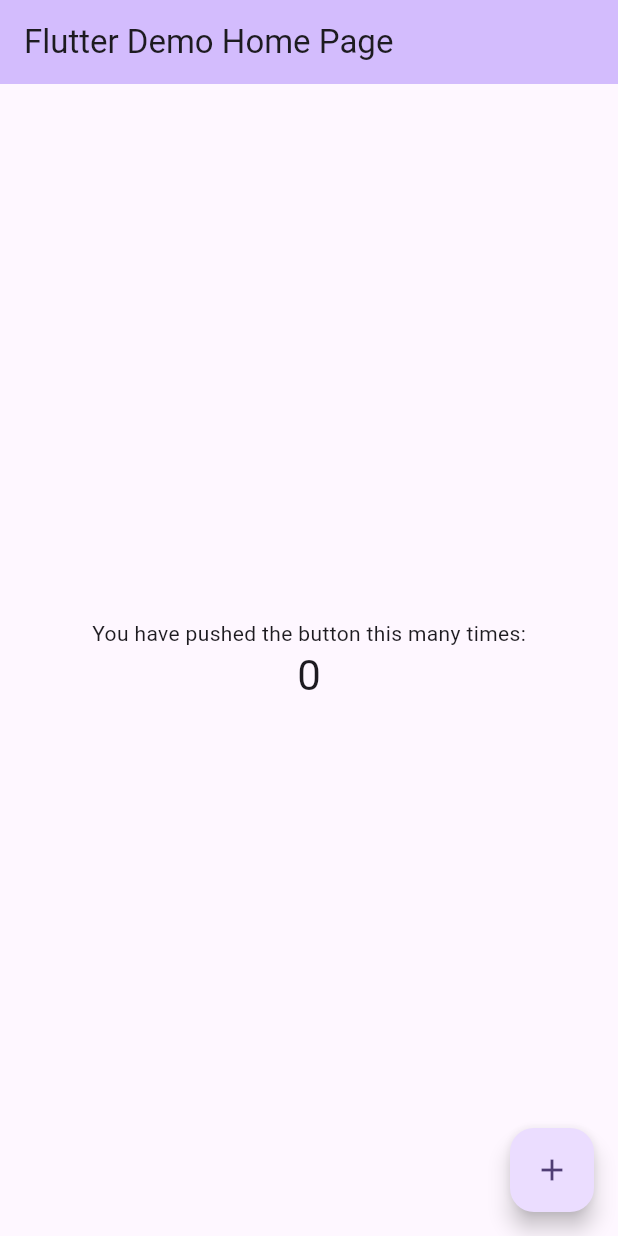
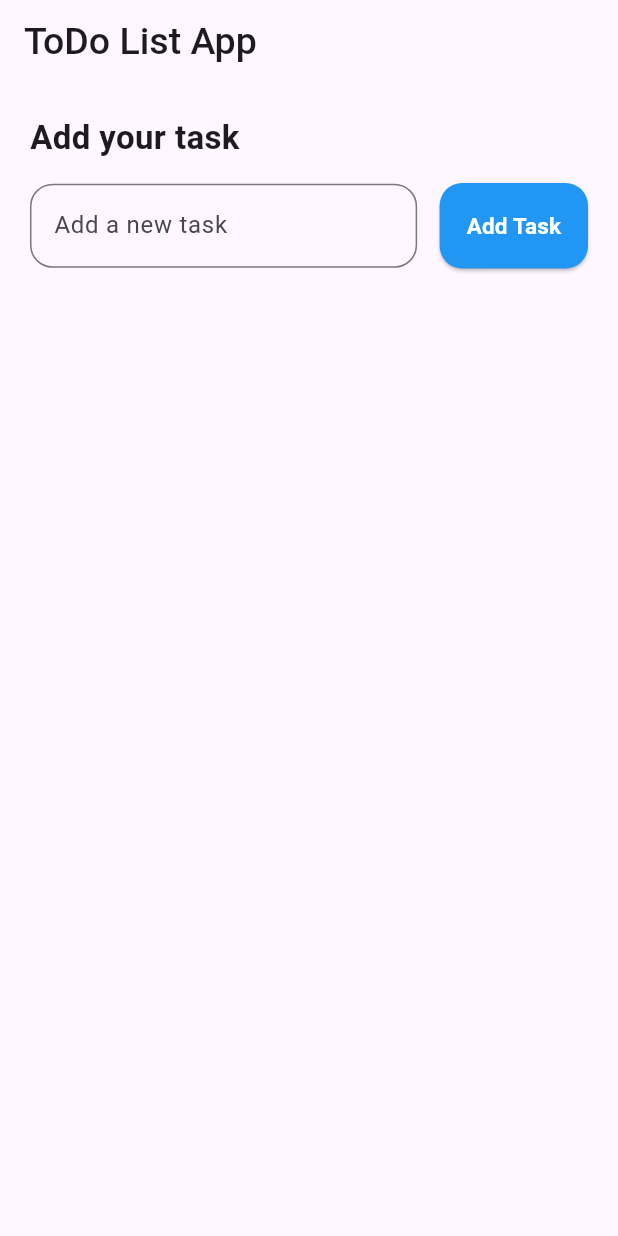
Before and after one commit to akashsehdev/to_do__list_app, a Flutter app: the screen it shows after launch, on a phone screen of 412 x 824 dp. Run offline on Flutter 3.47's test engine with Material 3 defaults, Android fonts, the phone set to English and light mode, and no system bars; our stand-ins replace get.

Commit message:
Task completed successfully

```diff
--- a/to_do_list_app/lib/main.dart
+++ b/to_do_list_app/lib/main.dart
@@ -1,4 +1,6 @@
 import 'package:flutter/material.dart';
+import 'package:get/get.dart';
+import 'package:to_do_list_app/view/to_do_screen.dart';
 
 void main() {
   runApp(const MyApp());
@@ -10,116 +12,14 @@ class MyApp extends StatelessWidget {
   // This widget is the root of your application.
   @override
   Widget build(BuildContext context) {
-    return MaterialApp(
+    return GetMaterialApp(
+      debugShowCheckedModeBanner: false,
       title: 'Flutter Demo',
       theme: ThemeData(
-        // This is the theme of your application.
-        //
-        // TRY THIS: Try running your application with "flutter run". You'll see
-        // the application has a purple toolbar. Then, without quitting the app,
-        // try changing the seedColor in the colorScheme below to Colors.green
-        // and then invoke "hot reload" (save your changes or press the "hot
-        // reload" button in a Flutter-supported IDE, or press "r" if you used
-        // the command line to start the app).
-        //
-        // Notice that the counter didn't reset back to zero; the application
-        // state is not lost during the reload. To reset the state, use hot
-        // restart instead.
-        //
-        // This works for code too, not just values: Most code changes can be
-        // tested with just a hot reload.
         colorScheme: ColorScheme.fromSeed(seedColor: Colors.deepPurple),
         useMaterial3: true,
       ),
-      home: const MyHomePage(title: 'Flutter Demo Home Page'),
+      home: const ToDoScreen(),
     );
   }
 }
-
-class MyHomePage extends StatefulWidget {
-  const MyHomePage({super.key, required this.title});
-
-  // This widget is the home page of your application. It is stateful, meaning
-  // that it has a State object (defined below) that contains fields that affect
-  // how it looks.
-
-  // This class is the configuration for the state. It holds the values (in this
-  // case the title) provided by the parent (in this case the App widget) and
-  // used by the build method of the State. Fields in a Widget subclass are
-  // always marked "final".
-
-  final String title;
-
-  @override
-  State<MyHomePage> createState() => _MyHomePageState();
-}
-
-class _MyHomePageState extends State<MyHomePage> {
-  int _counter = 0;
-
-  void _incrementCounter() {
-    setState(() {
-      // This call to setState tells the Flutter framework that something has
-      // changed in this State, which causes it to rerun the build method below
-      // so that the display can reflect the updated values. If we changed
-      // _counter without calling setState(), then the build method would not be
-      // called again, and so nothing would appear to happen.
-      _counter++;
-    });
-  }
-
-  @override
-  Widget build(BuildContext context) {
-    // This method is rerun every time setState is called, for instance as done
-    // by the _incrementCounter method above.
-    //
-    // The Flutter framework has been optimized to make rerunning build methods
-    // fast, so that you can just rebuild anything that needs updating rather
-    // than having to individually change instances of widgets.
-    return Scaffold(
-      appBar: AppBar(
-        // TRY THIS: Try changing the color here to a specific color (to
-        // Colors.amber, perhaps?) and trigger a hot reload to see the AppBar
-        // change color while the other colors stay the same.
-        backgroundColor: Theme.of(context).colorScheme.inversePrimary,
-        // Here we take the value from the MyHomePage object that was created by
-        // the App.build method, and use it to set our appbar title.
-        title: Text(widget.title),
-      ),
-      body: Center(
-        // Center is a layout widget. It takes a single child and positions it
-        // in the middle of the parent.
-        child: Column(
-          // Column is also a layout widget. It takes a list of children and
-          // arranges them vertically. By default, it sizes itself to fit its
-          // children horizontally, and tries to be as tall as its parent.
-          //
-          // Column has various properties to control how it sizes itself and
-          // how it positions its children. Here we use mainAxisAlignment to
-          // center the children vertically; the main axis here is the vertical
-          // axis because Columns are vertical (the cross axis would be
-          // horizontal).
-          //
-          // TRY THIS: Invoke "debug painting" (choose the "Toggle Debug Paint"
-          // action in the IDE, or press "p" in the console), to see the
-          // wireframe for each widget.
-          mainAxisAlignment: MainAxisAlignment.center,
-          children: <Widget>[
-            const Text(
-              'You have pushed the button this many times:',
-            ),
-            Text(
-              '$_counter',
-              style: Theme.of(context).textTheme.headlineMedium,
-            ),
-          ],
-        ),
-      ),
-      floatingActionButton: FloatingActionButton(
-        onPressed: _incrementCounter,
-        tooltip: 'Increment',
-        child: const Icon(Icons.add),
-      ), // This trailing comma makes auto-formatting nicer for build methods.
-    );
-  }
-}
--- /dev/null
+++ b/to_do_list_app/lib/model/to_do_model.dart
@@ -0,0 +1,9 @@
+class ToDoItem {
+  String title;
+  bool isCompleted;
+
+  ToDoItem({
+    required this.title,
+    this.isCompleted = false,
+  });
+}
--- /dev/null
+++ b/to_do_list_app/lib/view/to_do_screen.dart
@@ -0,0 +1,123 @@
+import 'package:flutter/material.dart';
+import 'package:to_do_list_app/viewmodel/to_do_controller.dart';
+import 'package:get/get.dart';
+
+import '../widgets/text_widget.dart';
+
+class ToDoScreen extends StatefulWidget {
+  const ToDoScreen({super.key});
+
+  @override
+  State<ToDoScreen> createState() => _ToDoScreenState();
+}
+
+class _ToDoScreenState extends State<ToDoScreen> {
+  final ToDoController controller = Get.put(ToDoController());
+
+  @override
+  Widget build(BuildContext context) {
+    return Scaffold(
+        appBar: AppBar(
+            title: const TextWidget(
+          title: "ToDo List App",
+          fSize: 25,
+          fWeight: FontWeight.w500,
+        )),
+        body: Padding(
+          padding: const EdgeInsets.all(20),
+          child: Column(
+            crossAxisAlignment: CrossAxisAlignment.start,
+            mainAxisAlignment: MainAxisAlignment.start,
+            children: [
+              //Title
+              const TextWidget(
+                title: "Add your task",
+                fSize: 22,
+                fWeight: FontWeight.w600,
+              ),
+              const SizedBox(
+                height: 15,
+              ),
+              Row(
+                children: [
+                  Flexible(
+                    //Text Field
+                    child: TextField(
+                      controller: controller.textController,
+                      decoration: const InputDecoration(
+                        labelText: "Add a new task",
+                        border: OutlineInputBorder(
+                            borderRadius:
+                                BorderRadius.all(Radius.circular(15))),
+                      ),
+                    ),
+                  ),
+                  const SizedBox(
+                    width: 15,
+                  ),
+
+                  //button
+                  ElevatedButton(
+                    style: ElevatedButton.styleFrom(
+                      backgroundColor: Colors.blue,
+                      foregroundColor: Colors.white,
+                      padding: const EdgeInsets.all(18),
+                      shape: RoundedRectangleBorder(
+                        borderRadius: BorderRadius.circular(
+                            15), // Set your desired radius here
+                      ),
+                    ),
+                    onPressed: () {
+                      if (controller.textController.text.isNotEmpty) {
+                        controller.addTodoItem(controller.textController.text);
+                        controller.textController.clear();
+                        Get.snackbar("Task Added", "Task added successfully");
+                      }
+                    },
+                    child: const TextWidget(
+                      title: 'Add Task',
+                      fSize: 15,
+                      fWeight: FontWeight.bold,
+                    ),
+                  ),
+                ],
+              ),
+              const SizedBox(
+                height: 15,
+              ),
+
+              //List of items
+              Expanded(
+                child: Obx(() {
+                  return ListView.builder(
+                    itemCount: controller.todoItems.length,
+                    itemBuilder: (context, index) {
+                      final item = controller.todoItems[index];
+                      return ListTile(
+                        title: Text(
+                          item.title,
+                          style: TextStyle(
+                            fontSize: 20,
+                            decoration: item.isCompleted
+                                ? TextDecoration.lineThrough
+                                : TextDecoration.none,
+                          ),
+                        ),
+                        leading: Checkbox(
+                          value: item.isCompleted,
+                          onChanged: (bool? value) {
+                            controller.toggleTaskCompletion(index);
+                            Get.snackbar("Task Completed",
+                                "Task completed successfully");
+                          },
+                        ),
+                      );
+                    },
+                  );
+                }),
+              ),
+            ],
+          ),
+        ));
+  }
+}
--- /dev/null
+++ b/to_do_list_app/lib/viewmodel/to_do_controller.dart
@@ -0,0 +1,21 @@
+import 'package:flutter/material.dart';
+import 'package:get/get.dart';
+import 'package:to_do_list_app/model/to_do_model.dart';
+
+class ToDoController extends GetxController{
+  //Empty list
+  var todoItems = <ToDoItem>[].obs;
+  final TextEditingController textController = TextEditingController();
+
+
+  void addTodoItem(String title) {
+    todoItems.add(ToDoItem(title: title));
+  }
+
+  void toggleTaskCompletion(int index) {
+    var item = todoItems[index];
+    item.isCompleted = !item.isCompleted;
+    // Update the observable list
+    todoItems[index] = item;
+  }
+}
--- /dev/null
+++ b/to_do_list_app/lib/widgets/text_widget.dart
@@ -0,0 +1,28 @@
+import 'package:flutter/material.dart';
+
+class TextWidget extends StatelessWidget {
+  final String title;
+  final Color? color;
+  final double? fSize;
+  final FontWeight? fWeight;
+
+  const TextWidget({
+    super.key,
+    this.color,
+    this.fSize,
+    this.fWeight,
+    required this.title,
+  });
+
+  @override
+  Widget build(BuildContext context) {
+    return Text(
+      title,
+      style: TextStyle(
+        color: color,
+        fontSize: fSize,
+        fontWeight: fWeight,
+      ),
+    );
+  }
+}
--- a/to_do_list_app/pubspec.yaml
+++ b/to_do_list_app/pubspec.yaml
@@ -36,6 +36,8 @@ dependencies:
   # Use with the CupertinoIcons class for iOS style icons.
   cupertino_icons: ^1.0.8
 
+
+
 dev_dependencies:
   flutter_test:
     sdk: flutter
@@ -46,6 +48,7 @@ dev_dependencies:
   # package. See that file for information about deactivating specific lint
   # rules and activating additional ones.
   flutter_lints: ^4.0.0
+  get: ^4.6.6
 
 # For information on the generic Dart part of this file, see the
 # following page: https://dart.dev/tools/pub/pubspec
```
Also changed, not shown: to_do_list_app/pubspec.lock, 1 other file.
